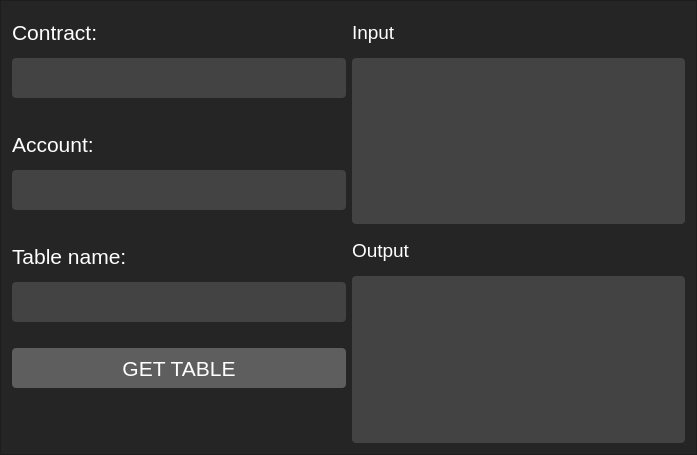
Before: the Qt Designer form src/table/tableframe.ui in OracleChain/EOSDevHelper, drawn with Qt 5.
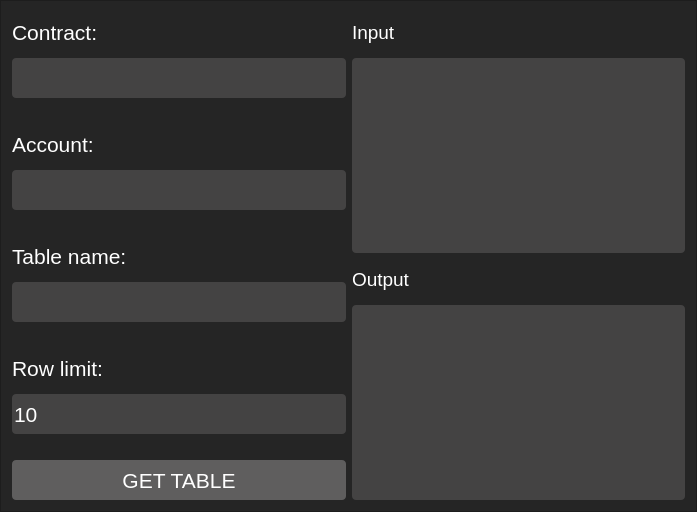
After: the same form once the commit is applied.

Commit message: Add row limit in table query.

Patch:
```diff
--- a/src/table/tableframe.ui
+++ b/src/table/tableframe.ui
@@ -7,7 +7,7 @@
     <x>0</x>
     <y>0</y>
     <width>697</width>
-    <height>455</height>
+    <height>458</height>
    </rect>
   </property>
   <property name="maximumSize">
@@ -256,6 +256,84 @@
        </property>
       </spacer>
      </item>
+     <item>
+      <widget class="QLabel" name="labelTableName_3">
+       <property name="minimumSize">
+        <size>
+         <width>0</width>
+         <height>40</height>
+        </size>
+       </property>
+       <property name="maximumSize">
+        <size>
+         <width>16777215</width>
+         <height>40</height>
+        </size>
+       </property>
+       <property name="font">
+        <font>
+         <family>Arial</family>
+         <pointsize>16</pointsize>
+        </font>
+       </property>
+       <property name="styleSheet">
+        <string notr="true">background-color: rgb(37, 37, 37);
+color: rgb(255, 255, 255);</string>
+       </property>
+       <property name="text">
+        <string>Row limit:</string>
+       </property>
+      </widget>
+     </item>
+     <item>
+      <widget class="QLineEdit" name="lineEditTableLimit">
+       <property name="minimumSize">
+        <size>
+         <width>0</width>
+         <height>40</height>
+        </size>
+       </property>
+       <property name="maximumSize">
+        <size>
+         <width>16777215</width>
+         <height>40</height>
+        </size>
+       </property>
+       <property name="font">
+        <font>
+         <family>Arial</family>
+         <pointsize>16</pointsize>
+        </font>
+       </property>
+       <property name="styleSheet">
+        <string notr="true">background-color: rgb(68, 67, 67);
+color: rgb(255, 255, 255);
+border-radius: 4px;</string>
+       </property>
+       <property name="text">
+        <string>10</string>
+       </property>
+       <property name="placeholderText">
+        <string/>
+       </property>
+      </widget>
+     </item>
+     <item>
+      <spacer name="verticalSpacer_9">
+       <property name="orientation">
+        <enum>Qt::Vertical</enum>
+       </property>
+       <property name="sizeType">
+        <enum>QSizePolicy::Fixed</enum>
+       </property>
+       <property name="sizeHint" stdset="0">
+        <size>
+         <width>20</width>
+         <height>20</height>
+        </size>
+       </property>
+      </spacer>
+     </item>
      <item>
       <widget class="QPushButton" name="pushButtonGetTable">
        <property name="minimumSize">
```
The commit also changes 1 other file.
